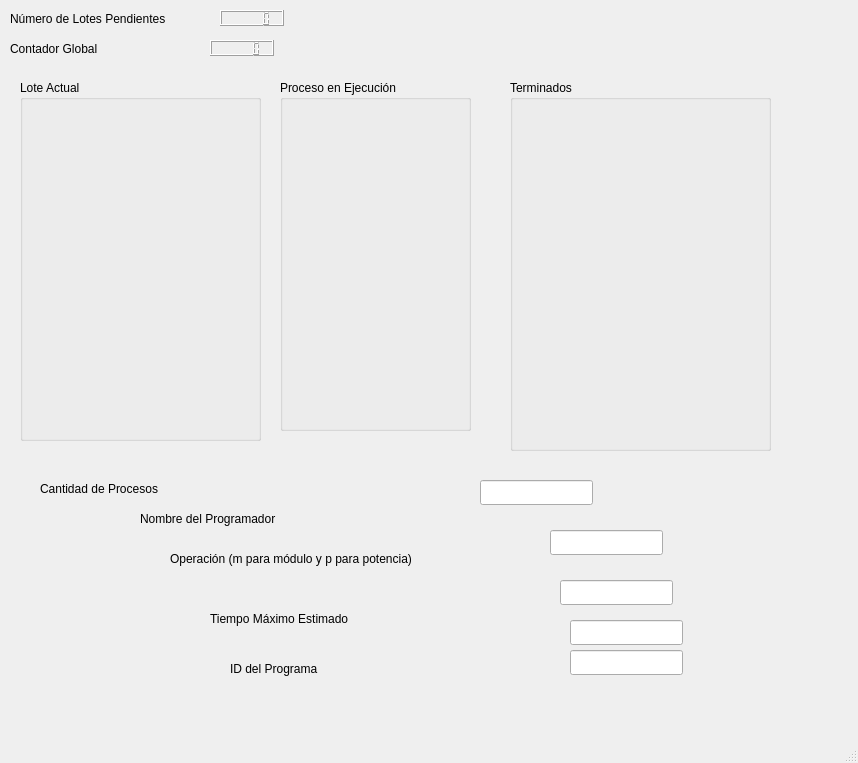
This is ProcesamientoPorLotes/mainwindow.ui in EdPeReg/SimuladorArchivoPorLotes as Qt 5 draws it before an edit. The edited form follows.
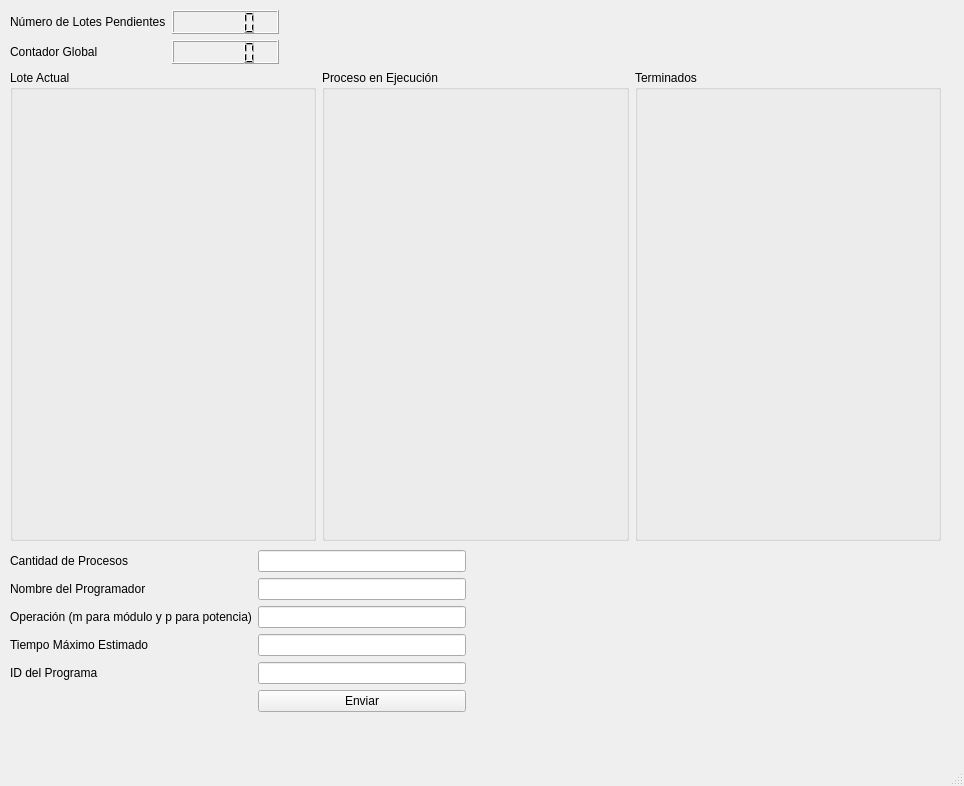
This is the edited form.

Commit message: With layout (not resizable)

Diff of the .ui file:
```diff
--- a/ProcesamientoPorLotes/mainwindow.ui
+++ b/ProcesamientoPorLotes/mainwindow.ui
@@ -6,213 +6,147 @@
    <rect>
     <x>0</x>
     <y>0</y>
-    <width>858</width>
-    <height>763</height>
+    <width>964</width>
+    <height>786</height>
    </rect>
   </property>
   <property name="windowTitle">
    <string>MainWindow</string>
   </property>
   <widget class="QWidget" name="centralwidget">
+   <widget class="QWidget" name="">
+    <property name="geometry">
+     <rect>
+      <x>10</x>
+      <y>70</y>
+      <width>931</width>
+      <height>471</height>
+     </rect>
+    </property>
+    <layout class="QHBoxLayout" name="horizontalLayout_2">
+     <item>
    <widget class="QGroupBox" name="gprBx_LoteActual">
-    <property name="geometry">
-     <rect>
-      <x>20</x>
-      <y>80</y>
-      <width>241</width>
-      <height>361</height>
-     </rect>
-    </property>
     <property name="title">
      <string>Lote Actual</string>
     </property>
    </widget>
+     </item>
+     <item>
    <widget class="QGroupBox" name="gprBx_ProcEjec">
-    <property name="geometry">
-     <rect>
-      <x>280</x>
-      <y>80</y>
-      <width>191</width>
-      <height>351</height>
-     </rect>
-    </property>
     <property name="title">
      <string>Proceso en Ejecución</string>
     </property>
    </widget>
+     </item>
+     <item>
    <widget class="QGroupBox" name="gprBx_Terminados">
-    <property name="geometry">
-     <rect>
-      <x>510</x>
-      <y>80</y>
-      <width>261</width>
-      <height>371</height>
-     </rect>
-    </property>
     <property name="title">
      <string>Terminados</string>
     </property>
    </widget>
+     </item>
+    </layout>
+   </widget>
+   <widget class="QWidget" name="">
+    <property name="geometry">
+     <rect>
+      <x>10</x>
+      <y>10</y>
+      <width>269</width>
+      <height>54</height>
+     </rect>
+    </property>
+    <layout class="QGridLayout" name="gridLayout_2">
+     <item row="0" column="1">
+      <widget class="QLCDNumber" name="lcd_LotesRestantes"/>
+     </item>
+     <item row="1" column="0">
+      <widget class="QLabel" name="lbl_ContGlobal">
+       <property name="text">
+        <string>Contador Global</string>
+       </property>
+      </widget>
+     </item>
+     <item row="0" column="0">
    <widget class="QLabel" name="lbl_NumLotPend">
-    <property name="geometry">
-     <rect>
-      <x>10</x>
-      <y>10</y>
-      <width>197</width>
-      <height>17</height>
-     </rect>
-    </property>
     <property name="text">
      <string>Número de Lotes Pendientes</string>
     </property>
    </widget>
-   <widget class="QLCDNumber" name="lcd_LotesRestantes">
+     </item>
+     <item row="1" column="1">
+      <widget class="QLCDNumber" name="lcd_ContGlobal"/>
+     </item>
+    </layout>
+   </widget>
+   <widget class="QWidget" name="">
     <property name="geometry">
      <rect>
-      <x>220</x>
-      <y>10</y>
-      <width>64</width>
-      <height>16</height>
+      <x>10</x>
+      <y>550</y>
+      <width>456</width>
+      <height>182</height>
      </rect>
     </property>
-   </widget>
+    <layout class="QFormLayout" name="formLayout">
+     <item row="0" column="0">
    <widget class="QLabel" name="lbl_CantProceso">
-    <property name="geometry">
-     <rect>
-      <x>40</x>
-      <y>480</y>
-      <width>147</width>
-      <height>17</height>
-     </rect>
-    </property>
     <property name="text">
      <string>Cantidad de Procesos</string>
     </property>
    </widget>
+     </item>
+     <item row="0" column="1">
+      <widget class="QLineEdit" name="ldt_CantProc"/>
+     </item>
+     <item row="1" column="0">
    <widget class="QLabel" name="lbl_NomProgr">
-    <property name="geometry">
-     <rect>
-      <x>140</x>
-      <y>510</y>
-      <width>175</width>
-      <height>17</height>
-     </rect>
-    </property>
     <property name="text">
      <string>Nombre del Programador</string>
     </property>
    </widget>
+     </item>
+     <item row="1" column="1">
+      <widget class="QLineEdit" name="ldt_NombProgr"/>
+     </item>
+     <item row="2" column="0">
    <widget class="QLabel" name="lbl_Operacion">
-    <property name="geometry">
-     <rect>
-      <x>170</x>
-      <y>550</y>
-      <width>306</width>
-      <height>17</height>
-     </rect>
-    </property>
     <property name="text">
      <string>Operación (m para módulo y p para potencia)</string>
     </property>
    </widget>
-   <widget class="QLabel" name="lbl_ID_Progr">
-    <property name="geometry">
-     <rect>
-      <x>230</x>
-      <y>660</y>
-      <width>110</width>
-      <height>17</height>
-     </rect>
-    </property>
-    <property name="text">
-     <string>ID del Programa</string>
-    </property>
-   </widget>
+     </item>
+     <item row="2" column="1">
+      <widget class="QLineEdit" name="ldt_Operacion"/>
+     </item>
+     <item row="3" column="0">
    <widget class="QLabel" name="lbl_TME">
-    <property name="geometry">
-     <rect>
-      <x>210</x>
-      <y>610</y>
-      <width>176</width>
-      <height>17</height>
-     </rect>
-    </property>
     <property name="text">
      <string>Tiempo Máximo Estimado</string>
     </property>
    </widget>
-   <widget class="QLineEdit" name="ldt_CantProc">
-    <property name="geometry">
-     <rect>
-      <x>480</x>
-      <y>480</y>
-      <width>113</width>
-      <height>25</height>
-     </rect>
-    </property>
-   </widget>
-   <widget class="QLineEdit" name="ldt_NombProgr">
-    <property name="geometry">
-     <rect>
-      <x>550</x>
-      <y>530</y>
-      <width>113</width>
-      <height>25</height>
-     </rect>
-    </property>
-   </widget>
-   <widget class="QLineEdit" name="ldt_Operacion">
-    <property name="geometry">
-     <rect>
-      <x>560</x>
-      <y>580</y>
-      <width>113</width>
-      <height>25</height>
-     </rect>
-    </property>
-   </widget>
-   <widget class="QLineEdit" name="ldt_TME">
-    <property name="geometry">
-     <rect>
-      <x>570</x>
-      <y>620</y>
-      <width>113</width>
-      <height>25</height>
-     </rect>
-    </property>
-   </widget>
-   <widget class="QLineEdit" name="ldt_ID_Progr">
-    <property name="geometry">
-     <rect>
-      <x>570</x>
-      <y>650</y>
-      <width>113</width>
-      <height>25</height>
-     </rect>
-    </property>
-   </widget>
-   <widget class="QLabel" name="lbl_ContGlobal">
-    <property name="geometry">
-     <rect>
-      <x>10</x>
-      <y>40</y>
-      <width>112</width>
-      <height>17</height>
-     </rect>
-    </property>
+     </item>
+     <item row="3" column="1">
+      <widget class="QLineEdit" name="ldt_TME"/>
+     </item>
+     <item row="4" column="0">
+      <widget class="QLabel" name="lbl_ID_Progr">
+       <property name="text">
+        <string>ID del Programa</string>
+       </property>
+      </widget>
+     </item>
+     <item row="4" column="1">
+      <widget class="QLineEdit" name="ldt_ID_Progr"/>
+     </item>
+     <item row="5" column="1">
+      <widget class="QPushButton" name="btn_Enviar">
     <property name="text">
-     <string>Contador Global</string>
-    </property>
-   </widget>
-   <widget class="QLCDNumber" name="lcd_ContGlobal">
-    <property name="geometry">
-     <rect>
-      <x>210</x>
-      <y>40</y>
-      <width>64</width>
-      <height>16</height>
-     </rect>
-    </property>
+        <string>Enviar</string>
+       </property>
+      </widget>
+     </item>
+    </layout>
    </widget>
   </widget>
   <widget class="QMenuBar" name="menubar">
```
Left out of the diff: 2 changed lines with no effect on the pictures. Lines whose indentation alone changed are shown as unchanged.
